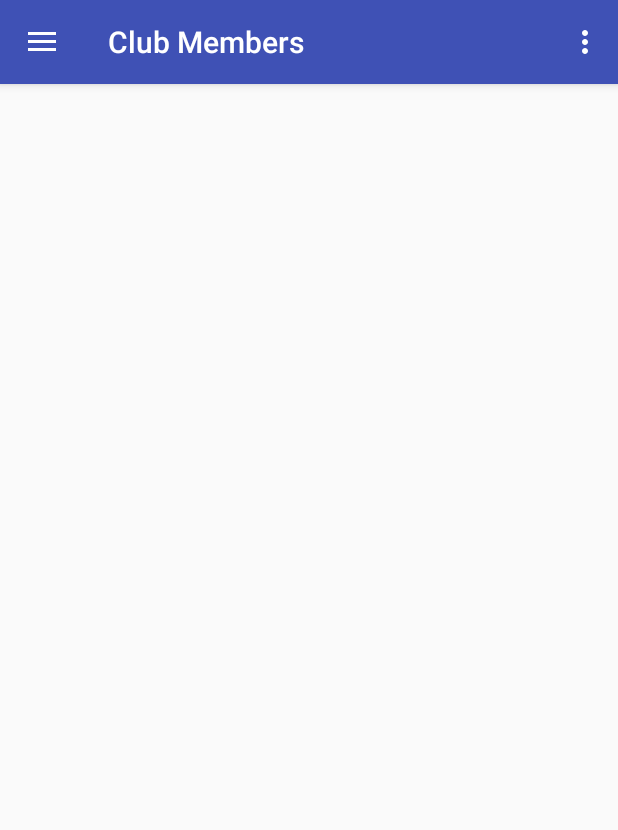
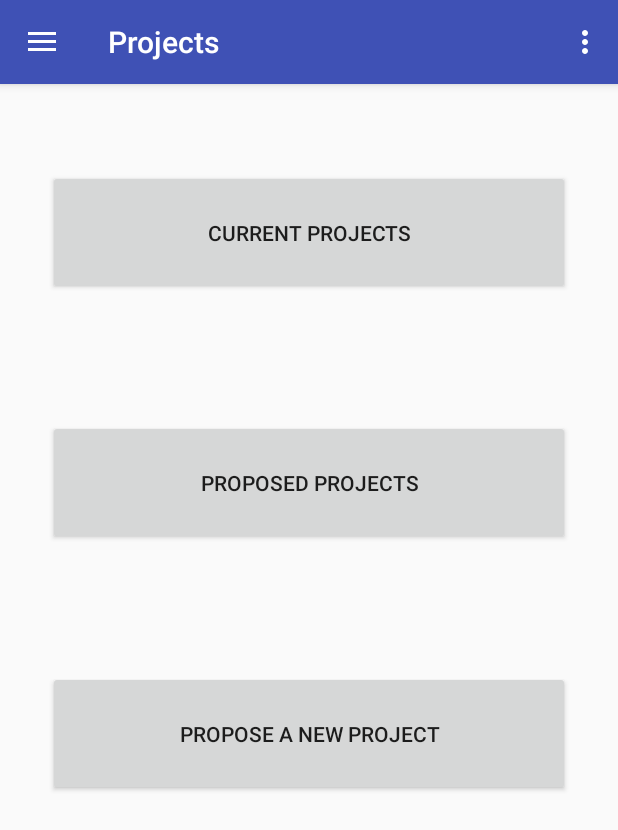
Before and after one commit to harshitm98/RoboVITics, an Android app: the screen it shows after launch once a user with an empty profile is signed in (MainActivity), in the side drawer, after a tap on "Projects", on a phone screen of 412 x 824 dp. Shown: the top 830 px of the screen. Run offline under Robolectric (Android 15) with nearby library versions, the phone set to English and light mode, and no system bars; our stand-ins replace Firebase (no records; nobody signed in at launch, a user with empty details on screens opened directly).

Commit message:
Created FragmentProjects and added buttons

```diff
--- /dev/null
+++ b/app/src/main/java/com/example/android/robovitics/ClubProject/FragmentProjects.java
@@ -0,0 +1,29 @@
+package com.example.android.robovitics.ClubProject;
+
+import android.os.Bundle;
+import android.support.annotation.Nullable;
+import android.support.v4.app.Fragment;
+import android.view.LayoutInflater;
+import android.view.View;
+import android.view.ViewGroup;
+
+import com.example.android.robovitics.R;
+
+/**
+ * Created by Harshit Maheshwari on 20-10-2017.
+ */
+
+public class FragmentProjects extends Fragment {
+    @Nullable
+    @Override
+    public View onCreateView(LayoutInflater inflater, @Nullable ViewGroup container, @Nullable Bundle savedInstanceState) {
+        return inflater.inflate(R.layout.fragment_projects,container,false);
+    }
+
+    @Override
+    public void onViewCreated(View view, @Nullable Bundle savedInstanceState) {
+        super.onViewCreated(view, savedInstanceState);
+        getActivity().setTitle("Projects");
+
+    }
+}
--- a/app/src/main/java/com/example/android/robovitics/MainActivity.java
+++ b/app/src/main/java/com/example/android/robovitics/MainActivity.java
@@ -19,6 +19,7 @@ import android.view.MenuItem;
 import android.widget.TextView;
 
 import com.example.android.robovitics.ClubMembers.FragmentClubMembers;
+import com.example.android.robovitics.ClubProject.FragmentProjects;
 import com.example.android.robovitics.Login.LoginActivity;
 import com.google.firebase.auth.FirebaseAuth;
 import com.google.firebase.database.DatabaseReference;
@@ -128,7 +129,7 @@ public class MainActivity extends AppCompatActivity
                 break;
 
             case R.id.nav_project:
-                fragment = new FragmentClubMembers();
+                fragment = new FragmentProjects();
                 break;
 
             case R.id.nav_inventory:
--- /dev/null
+++ b/app/src/main/res/layout/fragment_projects.xml
@@ -0,0 +1,60 @@
+<?xml version="1.0" encoding="utf-8"?>
+<LinearLayout xmlns:android="http://schemas.android.com/apk/res/android"
+    android:layout_width="match_parent"
+    android:layout_height="match_parent"
+    android:layout_marginRight="32dp"
+    android:layout_marginLeft="32dp"
+    android:layout_marginTop="16dp"
+    android:orientation="vertical">
+
+    <RelativeLayout
+        android:layout_width="match_parent"
+        android:layout_height="0dp"
+        android:layout_weight="1">
+
+        <Button
+            android:layout_width="match_parent"
+            android:layout_height="wrap_content"
+            android:padding="32dp"
+            android:layout_centerInParent="true"
+            android:text="CURRENT PROJECTS"/>
+
+    </RelativeLayout>
+
+    <RelativeLayout
+        android:layout_width="match_parent"
+        android:layout_height="0dp"
+        android:layout_weight="1">
+
+        <Button
+            android:layout_width="match_parent"
+            android:layout_height="wrap_content"
+            android:padding="32dp"
+            android:layout_centerInParent="true"
+            android:text="PROPOSED PROJECTS"/>
+
+    </RelativeLayout>
+
+    <RelativeLayout
+        android:layout_width="match_parent"
+        android:layout_height="0dp"
+        android:layout_weight="1">
+
+        <Button
+            android:layout_width="match_parent"
+            android:layout_height="wrap_content"
+            android:padding="32dp"
+            android:layout_centerInParent="true"
+            android:text="PROPOSE A NEW PROJECT"/>
+
+
+    </RelativeLayout>
+
+    <LinearLayout
+        android:layout_width="match_parent"
+        android:layout_height="0dp"
+        android:layout_weight="1.5">
+
+    </LinearLayout>
+
+</LinearLayout>
```
